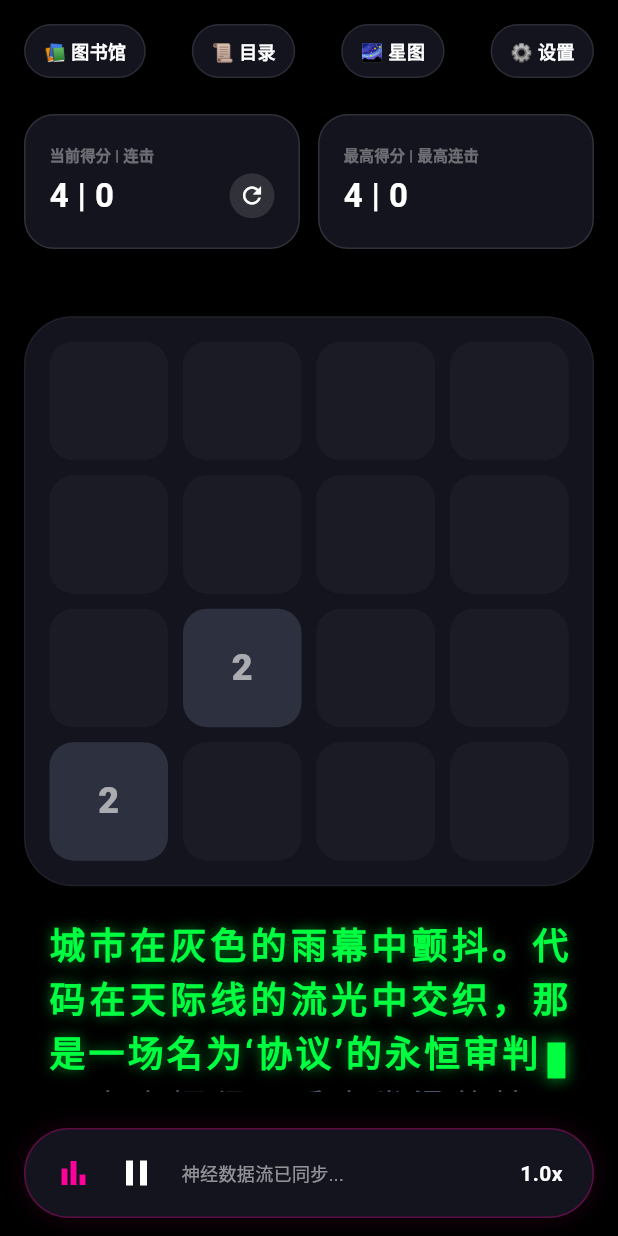
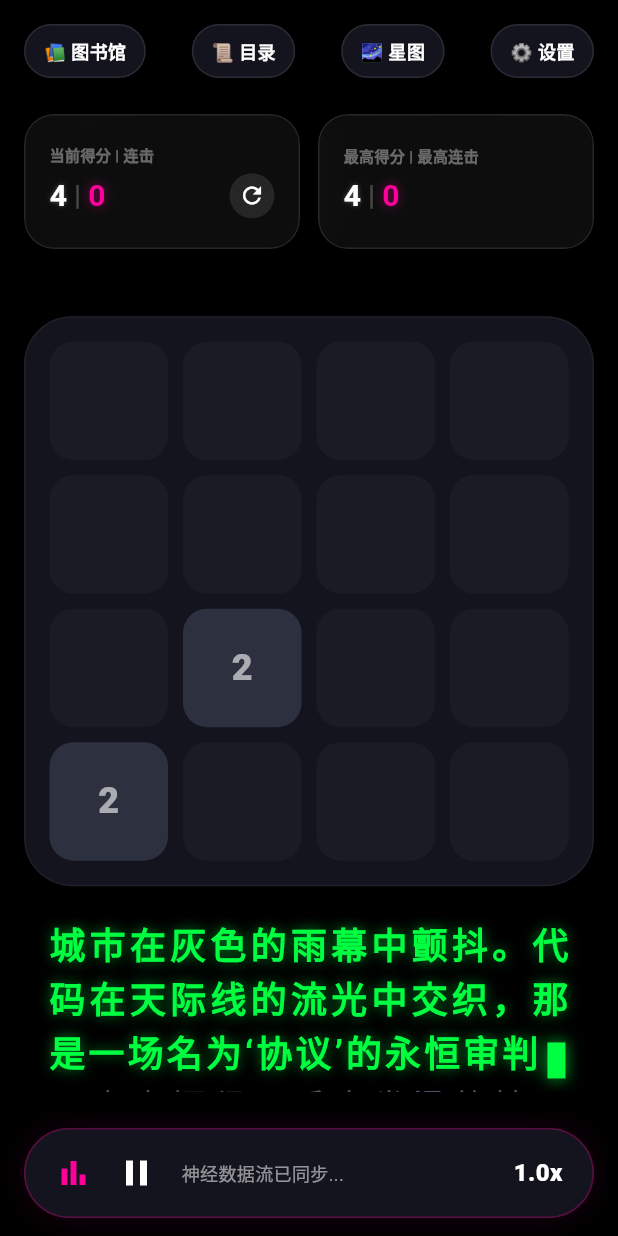
Before and after one commit to srafyhucl-cpu/YueYou, a Flutter app: the screen it shows after launch, on a phone screen of 412 x 824 dp. Run offline on Flutter 3.47's test engine with Material 3 defaults, Android fonts, the phone set to English and light mode, and no system bars; Roboto replaces fonts that are missing (JetBrains Mono).

Commit message:
功能：添加集成了 2048 游戏、提词器、导航和分数显示的仪表盘屏幕。

```diff
--- a/lib/features/dashboard/presentation/dashboard_screen.dart
+++ b/lib/features/dashboard/presentation/dashboard_screen.dart
@@ -1,5 +1,7 @@
+import 'dart:ui';
 import 'package:flutter/material.dart';
 import 'package:yueyou/core/theme/cyber_colors.dart';
+import 'package:yueyou/core/theme/cyber_text_styles.dart';
 import 'package:provider/provider.dart';
 import '../../game_2048/providers/game_provider.dart';
 import '../../reader/presentation/widgets/teleprompter_view.dart';
@@ -97,7 +99,8 @@ class DashboardScreen extends StatelessWidget {
             Expanded(
               child: _buildInfoCard(
                 title: "当前得分 | 连击",
-                value: "${provider.score} | ${provider.combo}",
+                score: provider.score,
+                combo: provider.combo,
                 showReset: true,
                 onReset: () => provider.reset(),
               ),
@@ -107,7 +110,8 @@ class DashboardScreen extends StatelessWidget {
             Expanded(
               child: _buildInfoCard(
                 title: "最高得分 | 最高连击",
-                value: "${provider.bestScore} | ${provider.maxCombo}",
+                score: provider.bestScore,
+                combo: provider.maxCombo,
               ),
             ),
           ],
@@ -116,20 +120,25 @@ class DashboardScreen extends StatelessWidget {
     );
   }
 
-  /// 私有卡片样式生成器
+  /// 私有卡片样式生成器 - 注入原生毛玻璃与数字滚动动画
   Widget _buildInfoCard({
     required String title,
-    required String value,
+    required int score,
+    int combo = 0,
     bool showReset = false,
     VoidCallback? onReset,
   }) {
-    return Container(
+    return ClipRRect(
+      borderRadius: BorderRadius.circular(20),
+      child: BackdropFilter(
+        filter: ImageFilter.blur(sigmaX: 15, sigmaY: 15),
+        child: Container(
           padding: const EdgeInsets.all(16),
           height: 90,
           decoration: BoxDecoration(
-        color: CyberColors.cardBackground,
+            color: Colors.white.withOpacity(0.05),
             borderRadius: BorderRadius.circular(20),
-        border: Border.all(color: Colors.white12),
+            border: Border.all(color: Colors.white.withOpacity(0.1)),
           ),
           child: Column(
             crossAxisAlignment: CrossAxisAlignment.start,
@@ -137,19 +146,32 @@ class DashboardScreen extends StatelessWidget {
             children: [
               Text(
                 title,
-            style: const TextStyle(color: Colors.white38, fontSize: 10, fontWeight: FontWeight.bold),
+                style: const TextStyle(
+                  color: Colors.white38,
+                  fontSize: 10,
+                  fontWeight: FontWeight.bold,
+                ),
               ),
               const SizedBox(height: 4),
               Row(
                 mainAxisAlignment: MainAxisAlignment.spaceBetween,
                 children: [
-              Text(
-                value,
-                style: const TextStyle(
-                  color: Colors.white,
-                  fontSize: 22,
+                  Expanded(
+                    child: Row(
+                      children: [
+                        // 数字滚动动画 - 分数
+                        _buildAnimatedCounter(score),
+                        const Text(
+                          " | ",
+                          style: TextStyle(
+                            color: Colors.white24,
+                            fontSize: 18,
                             fontFamily: 'JetBrains Mono',
-                  fontWeight: FontWeight.bold,
+                          ),
+                        ),
+                        // 数字滚动动画 - 连击
+                        _buildAnimatedCounter(combo, isCombo: true),
+                      ],
                     ),
                   ),
                   if (showReset)
@@ -157,8 +179,8 @@ class DashboardScreen extends StatelessWidget {
                       onTap: onReset,
                       child: Container(
                         padding: const EdgeInsets.all(6),
-                    decoration: const BoxDecoration(
-                      color: Colors.white12,
+                        decoration: BoxDecoration(
+                          color: Colors.white.withOpacity(0.1),
                           shape: BoxShape.circle,
                         ),
                         child: const Icon(Icons.refresh, color: Colors.white, size: 18),
@@ -168,6 +190,40 @@ class DashboardScreen extends StatelessWidget {
               ),
             ],
           ),
+        ),
+      ),
+    );
+  }
+
+  /// 核心数字滚动组件
+  Widget _buildAnimatedCounter(int value, {bool isCombo = false}) {
+    return TweenAnimationBuilder<int>(
+      tween: IntTween(begin: 0, end: value),
+      duration: const Duration(milliseconds: 300),
+      curve: Curves.easeOutCubic,
+      builder: (context, animatedValue, child) {
+        return Text(
+          "$animatedValue",
+          style: TextStyle(
+            color: isCombo ? CyberColors.neonPink : Colors.white,
+            fontSize: 20,
+            fontFamily: 'JetBrains Mono',
+            fontWeight: FontWeight.bold,
+            shadows: [
+              if (isCombo)
+                Shadow(
+                  color: CyberColors.pinkGlow.withOpacity(0.5),
+                  blurRadius: 8,
+                )
+              else
+                Shadow(
+                  color: Colors.white.withOpacity(0.3),
+                  blurRadius: 4,
+                ),
+            ],
+          ),
+        );
+      },
     );
   }
 
@@ -196,7 +252,13 @@ class DashboardScreen extends StatelessWidget {
                style: TextStyle(color: Colors.white54, fontSize: 12),
              ),
            ),
-           const Text("1.0x", style: TextStyle(color: Colors.white, fontWeight: FontWeight.bold)),
+           Text(
+             "1.0x",
+             style: (CyberTextStyles.gameGridNumber).copyWith(
+               color: Colors.white,
+               fontSize: 16,
+             ),
+           ),
          ],
        ),
      );
```
Also changed, not shown: 1 other file. Lines whose indentation alone changed are shown as unchanged.
